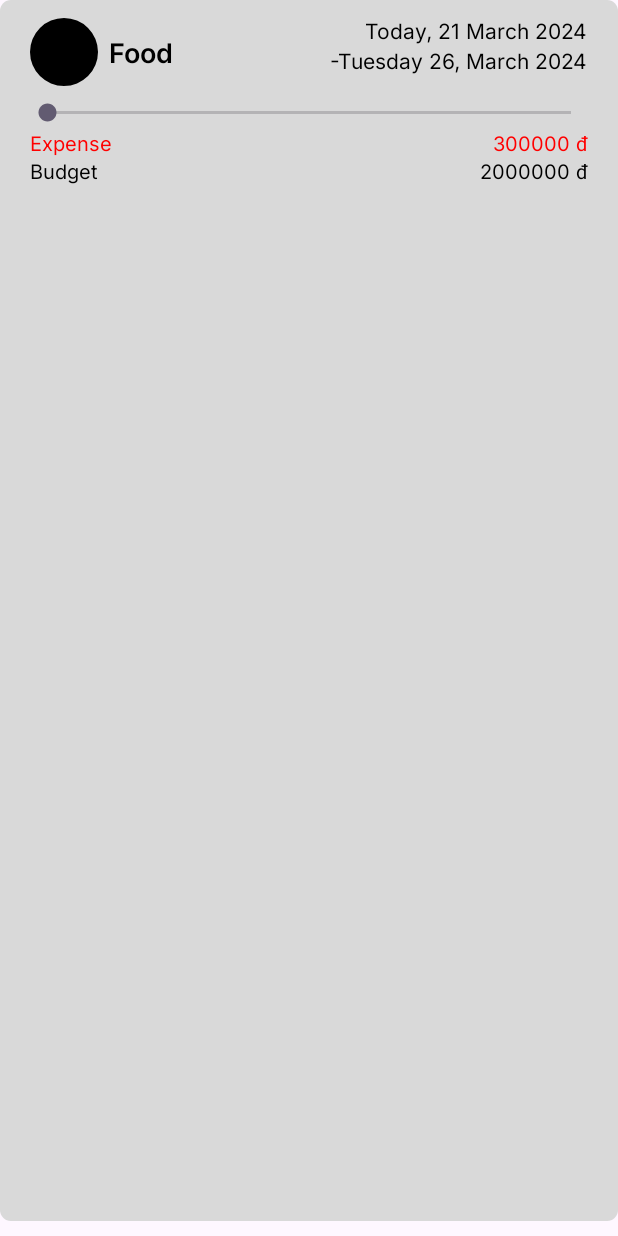
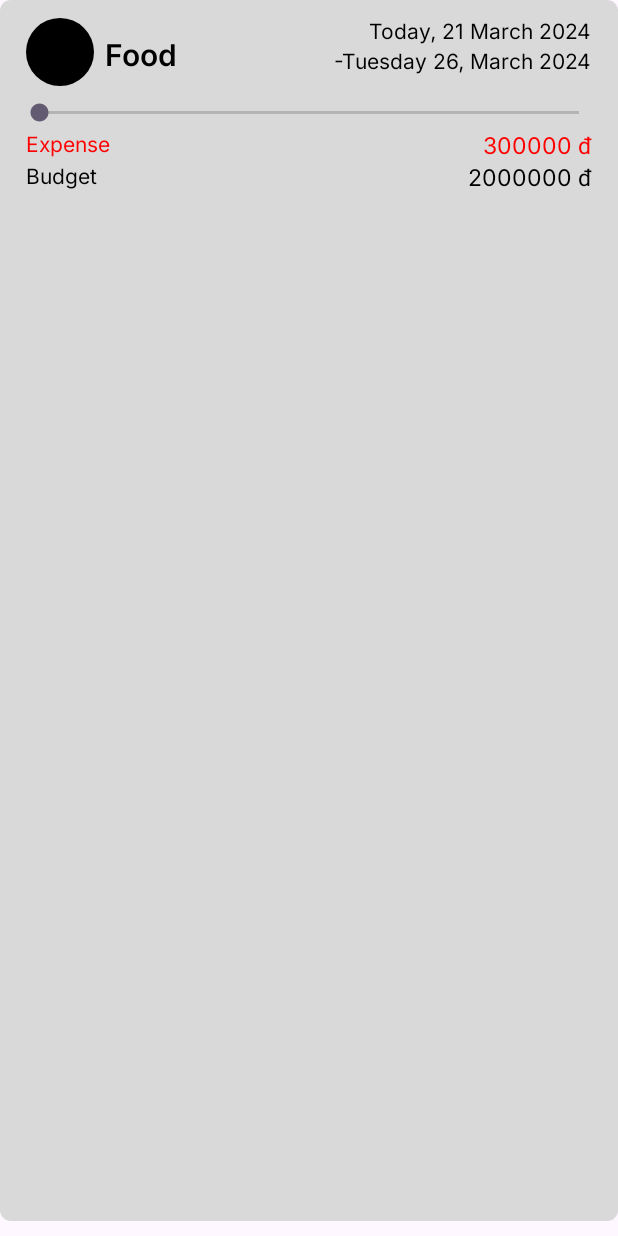
Before and after one commit to NDHunq/SE114_QLCT, an Android app: the layout budget_list_item.xml on its own in the app's theme, with its tools: preview values and no code run, on a phone screen of 412 x 824 dp. Run offline under Robolectric (Android 15) with nearby library versions, the light colour scheme and no system bars.

Commit message:
API CALL Budget2

```diff
--- a/app/src/main/res/layout/budget_list_item.xml
+++ b/app/src/main/res/layout/budget_list_item.xml
@@ -19,7 +19,7 @@
             app:shapeAppearanceOverlay="@style/circle"
             android:src="@color/black"
             android:layout_gravity="center"
-            android:layout_marginLeft="10dp">
+            android:layout_marginLeft="7dp">
 
         </com.google.android.material.imageview.ShapeableImageView>
 
@@ -35,11 +35,11 @@
                 android:layout_height="wrap_content"
                 android:layout_gravity="center"
                 android:gravity="center"
-                android:layout_marginTop="12dp"
+                android:layout_marginTop="11dp"
                 android:fontFamily="@font/inter_semibold"
                 android:text="Food"
                 android:textColor="@color/black"
-                android:textSize="18dp">
+                android:textSize="20dp">
 
             </TextView>
         </LinearLayout>
@@ -50,7 +50,7 @@
 
                 android:layout_width="wrap_content"
                 android:layout_height="match_parent"
-                android:layout_marginEnd="10dp"
+                android:layout_marginEnd="7dp"
                 android:layout_alignParentRight="true"
                 android:orientation="vertical">
 
@@ -87,11 +87,12 @@
         android:layout_marginLeft="10dp"
         android:layout_marginRight="10dp">
         <SeekBar
+            android:id="@+id/seekBar"
             android:layout_width="match_parent"
             android:layout_height="20dp"
             android:layout_marginTop="5dp"
-            android:layout_marginStart="5dp"
-            android:layout_marginEnd="5dp"
+            android:layout_marginStart="0dp"
+            android:layout_marginEnd="0dp"
             android:allowClickWhenDisabled="true"
            >
 
@@ -107,8 +108,8 @@
                 android:fontFamily="@font/inter"
                 android:text="Expense"
                 android:textColor="#FF0000"
-                android:layout_marginStart="10dp"
-                android:textSize="13dp">
+                android:layout_marginStart="7dp"
+                android:textSize="14dp">
 
             </TextView>
             <TextView
@@ -119,9 +120,9 @@
                 android:fontFamily="@font/inter"
                 android:text="300000 đ"
                 android:layout_alignParentRight="true"
-                android:layout_marginEnd="10dp"
+                android:layout_marginEnd="7dp"
                 android:textColor="#FF0000"
-                android:textSize="13dp">
+                android:textSize="15dp">
 
             </TextView>
         </RelativeLayout>
@@ -137,8 +138,8 @@
                 android:fontFamily="@font/inter"
                 android:text="Budget"
                 android:textColor="@color/black"
-                android:layout_marginStart="10dp"
-                android:textSize="13dp">
+                android:layout_marginStart="7dp"
+                android:textSize="14dp">
 
             </TextView>
             <TextView
@@ -149,9 +150,9 @@
                 android:fontFamily="@font/inter"
                 android:text="2000000 đ"
                 android:layout_alignParentRight="true"
-                android:layout_marginEnd="10dp"
+                android:layout_marginEnd="7dp"
                 android:textColor="@color/black"
-                android:textSize="13dp">
+                android:textSize="15dp">
 
             </TextView>
         </RelativeLayout>
```
Also changed, not shown: app/src/main/java/com/example/qlct/Budget/Budget.java (+4 -4 lines), app/src/main/java/com/example/qlct/Budget/BudgetFinishFragment.java (+44 -5 lines), app/src/main/java/com/example/qlct/Budget/BudgetRunningFragment.java (+1 -6 lines), app/src/main/java/com/example/qlct/Budget/Budget_adapter.java (+12 -4 lines), app/src/main/java/com/example/qlct/Fragment/Budget_fragment.java (+32 -6 lines), app/src/main/res/layout/fragment_budget_fragment.xml (+7 -5 lines).
